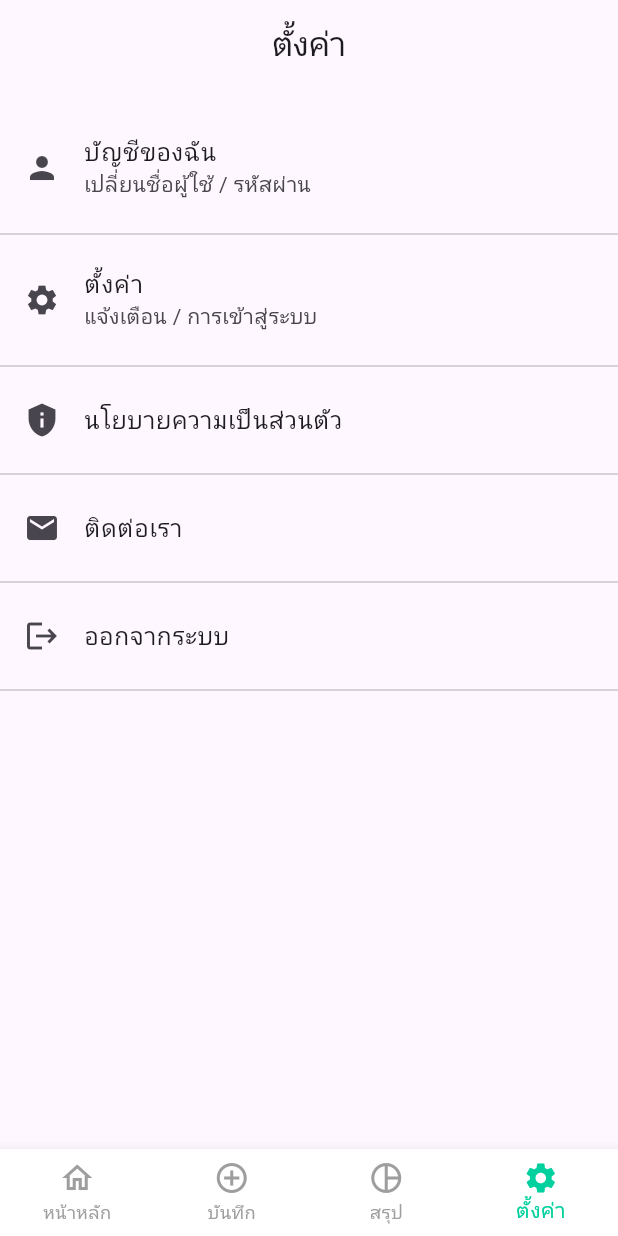
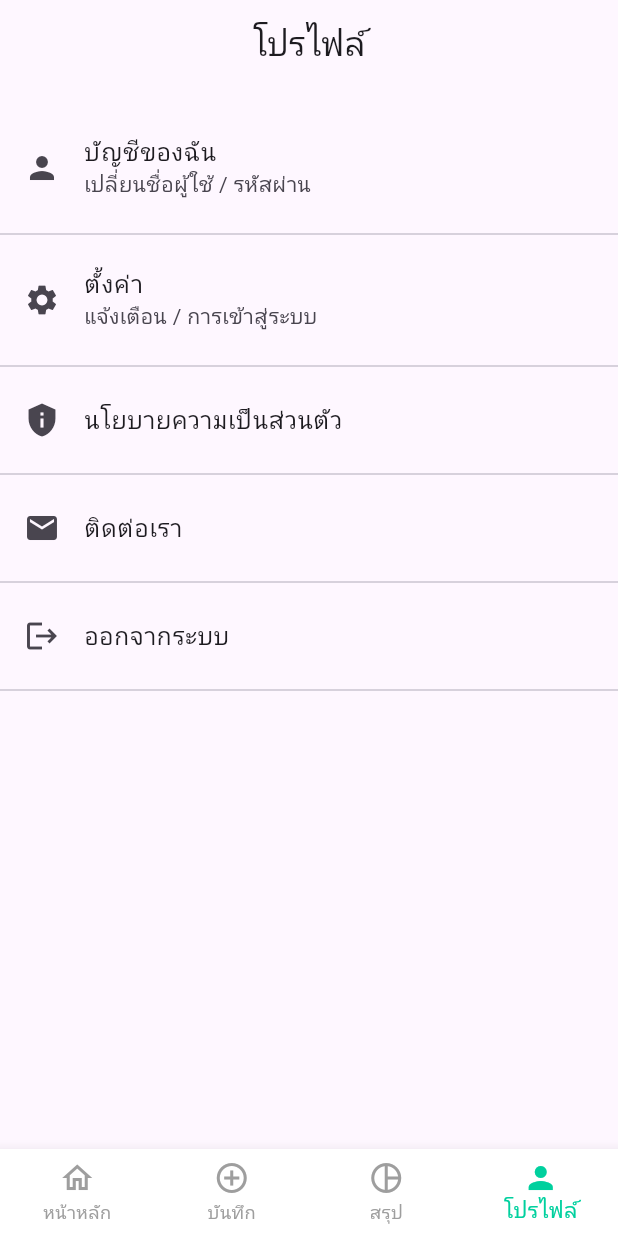
Before and after one commit to ArisaraSupkoon/expense_tracker, a Flutter app: the screen it shows after launch, item 4 of the bottom bar chosen, on a phone screen of 412 x 824 dp. Run offline on Flutter 3.47's test engine with Material 3 defaults, Android fonts, the phone set to English and light mode, and no system bars; our stand-ins replace cloud_firestore, firebase_auth, firebase_core, fl_chart, speech_to_text; accounts and stored records are empty.

Commit message:
home and setting

```diff
--- a/lib/screens/home_screen.dart
+++ b/lib/screens/home_screen.dart
@@ -511,9 +511,9 @@ class _HomeScreenState extends State<HomeScreen> {
             label: 'สรุป',
           ),
           BottomNavigationBarItem(
-            icon: Icon(Icons.settings_outlined),
-            activeIcon: Icon(Icons.settings),
-            label: 'ตั้งค่า',
+            icon: Icon(Icons.person_outlined),
+            activeIcon: Icon(Icons.person),
+            label: 'โปรไฟล์',
           ),
         ],
       ),
--- a/lib/screens/settings_screen.dart
+++ b/lib/screens/settings_screen.dart
@@ -13,7 +13,7 @@ class SettingsScreen extends StatelessWidget {
   Widget build(BuildContext context) {
     return Scaffold(
       appBar: AppBar(
-        title: const Text('ตั้งค่า'),
+        title: const Text('โปรไฟล์'),
         centerTitle: true,
       ),
       body: ListView(
```
